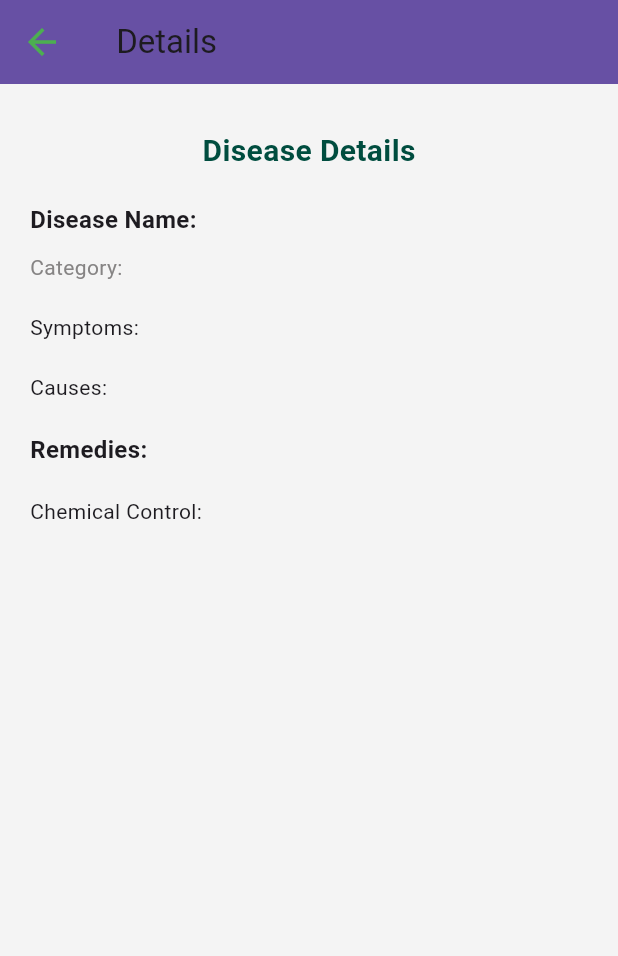
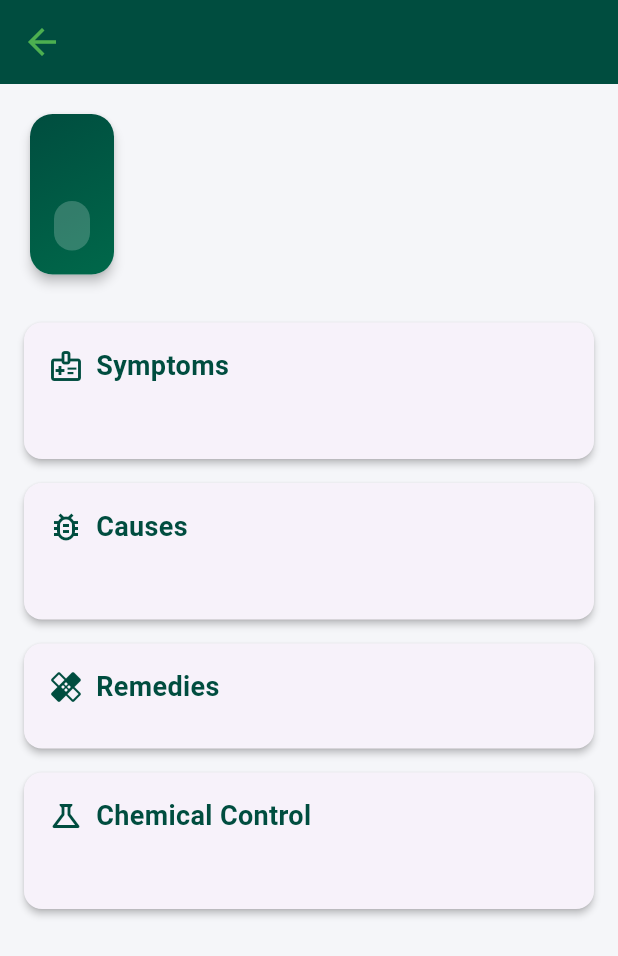
Before and after one commit to SIH-CodeFusers/Aigro-App, a Flutter app: the CropDetails screen opened directly with empty values, on a phone screen of 412 x 824 dp. Shown: the top 956 px of the screen. Run offline on Flutter 3.47's test engine with Material 3 defaults, Android fonts, the phone set to English and light mode, and no system bars; our stand-ins replace dotted_border, firebase_core, firebase_storage, flutter_feather_icons, flutter_map, font_awesome_flutter and 10 more; missing offline and left inert: tflite_v2; accounts and stored records are empty.

Commit message:
updated Crop details page

```diff
--- a/lib/pages/crop_details.dart
+++ b/lib/pages/crop_details.dart
@@ -17,7 +17,7 @@ class CropDetails extends StatefulWidget {
 }
 
 class _CropDetailsState extends State<CropDetails> {
-  String userLang = "en"; // Default language
+  String userLang = "en";
   late Map<String, dynamic> diseaseDetails;
   final languageBox = Hive.box("Language_db");
   LanguageDB ldb = LanguageDB();
@@ -25,7 +25,6 @@ class _CropDetailsState extends State<CropDetails> {
   @override
   void initState() {
     super.initState();
-
     if (languageBox.get("LANG") == null) {
       ldb.createLang();
       userLang = ldb.language;
@@ -34,20 +33,16 @@ class _CropDetailsState extends State<CropDetails> {
       userLang = ldb.language;
     }
     diseaseDetails = widget.disease;
-
-
     if (userLang != "en") {
       translateDiseaseDetails(diseaseDetails);
     }
   }
 
-  // Function to translate the disease details
   Future<void> translateDiseaseDetails(Map<String, dynamic> disease) async {
     String targetLanguage = userLang;
     String apiKey = GCP_API_KEY;
 
     try {
-      // Translate disease name, category, symptoms, causes, and remedies
       String translatedDiseaseName = await translateText(disease['diseaseName'], targetLanguage, apiKey);
       String translatedCategory = await translateText(disease['category'], targetLanguage, apiKey);
       String translatedSymptoms = await translateText(disease['symptoms'], targetLanguage, apiKey);
@@ -60,7 +55,6 @@ class _CropDetailsState extends State<CropDetails> {
       }
 
       setState(() {
-
         disease['diseaseName'] = translatedDiseaseName;
         disease['category'] = translatedCategory;
         disease['symptoms'] = translatedSymptoms;
@@ -73,71 +67,149 @@ class _CropDetailsState extends State<CropDetails> {
     }
   }
 
+  Widget _buildInfoCard({
+    required String title,
+    required String content,
+    IconData? icon,
+    List<String>? bulletPoints,
+  }) {
+    return Card(
+      elevation: 2,
+      margin: const EdgeInsets.symmetric(vertical: 8),
+      shape: RoundedRectangleBorder(borderRadius: BorderRadius.circular(12)),
+      child: Padding(
+        padding: const EdgeInsets.all(16),
+        child: Column(
+          crossAxisAlignment: CrossAxisAlignment.start,
+          children: [
+            Row(
+              children: [
+                if (icon != null) ...[
+                  Icon(icon, color: const Color(0xFF004D3F), size: 24),
+                  const SizedBox(width: 8),
+                ],
+                Text(
+                  title,
+                  style: const TextStyle(
+                    fontSize: 18,
+                    fontWeight: FontWeight.bold,
+                    color: Color(0xFF004D3F),
+                  ),
+                ),
+              ],
+            ),
+            const SizedBox(height: 12),
+            if (bulletPoints != null)
+              ...bulletPoints.map((point) => Padding(
+                    padding: const EdgeInsets.only(bottom: 8),
+                    child: Row(
+                      crossAxisAlignment: CrossAxisAlignment.start,
+                      children: [
+                        const Text("• ", style: TextStyle(fontSize: 16, color: Color(0xFF004D3F))),
+                        Expanded(
+                          child: Text(
+                            point,
+                            style: const TextStyle(fontSize: 15, height: 1.4),
+                          ),
+                        ),
+                      ],
+                    ),
+                  ))
+            else
+              Text(
+                content,
+                style: const TextStyle(fontSize: 15, height: 1.4),
+              ),
+          ],
+        ),
+      ),
+    );
+  }
+
   @override
   Widget build(BuildContext context) {
     return Scaffold(
-      backgroundColor: context.theme.canvasColor,
+      backgroundColor: const Color(0xFFF5F6F9),
       appBar: AppBar(
-        title: Text("${diseaseDetails["diseaseName"]} Details"),
-        backgroundColor: context.theme.primaryColor,
+        elevation: 0,
+        title: Text(
+          diseaseDetails["diseaseName"],
+          style: const TextStyle(fontWeight: FontWeight.bold),
+        ),
+        backgroundColor: const Color(0xFF004D3F),
       ),
       body: SafeArea(
         child: SingleChildScrollView(
-          padding: const EdgeInsets.symmetric(vertical: 10, horizontal: 20),
+          padding: const EdgeInsets.all(16),
           child: Column(
             crossAxisAlignment: CrossAxisAlignment.start,
             children: [
-              const SizedBox(height: 20),
-              Text(
-                "Disease Details",
-                style: TextStyle(
-                  fontSize: 20,
-                  fontWeight: FontWeight.bold,
-                  color: const Color(0xFF004D3F),
+              Card(
+                elevation: 3,
+                shape: RoundedRectangleBorder(borderRadius: BorderRadius.circular(15)),
+                child: Container(
+                  padding: const EdgeInsets.all(16),
+                  decoration: BoxDecoration(
+                    gradient: const LinearGradient(
+                      colors: [Color(0xFF004D3F), Color(0xFF00684A)],
+                      begin: Alignment.topLeft,
+                      end: Alignment.bottomRight,
+                    ),
+                    borderRadius: BorderRadius.circular(15),
+                  ),
+                  child: Column(
+                    crossAxisAlignment: CrossAxisAlignment.start,
+                    children: [
+                      Text(
+                        diseaseDetails['diseaseName'],
+                        style: const TextStyle(
+                          fontSize: 24,
+                          fontWeight: FontWeight.bold,
+                          color: Colors.white,
+                        ),
+                      ),
+                      const SizedBox(height: 8),
+                      Container(
+                        padding: const EdgeInsets.symmetric(horizontal: 12, vertical: 6),
+                        decoration: BoxDecoration(
+                          color: Colors.white.withOpacity(0.2),
+                          borderRadius: BorderRadius.circular(20),
+                        ),
+                        child: Text(
+                          diseaseDetails['category'],
+                          style: const TextStyle(
+                            color: Colors.white,
+                            fontSize: 14,
+                          ),
+                        ),
+                      ),
+                    ],
+                  ),
                 ),
-              ).centered(),
-              const SizedBox(height: 20),
-
-
-              Text(
-                "Disease Name: ${diseaseDetails['diseaseName']}",
-                style: TextStyle(fontSize: 16, fontWeight: FontWeight.bold),
-              ),
-              const SizedBox(height: 10),
-              Text(
-                "Category: ${diseaseDetails['category']}",
-                style: TextStyle(fontSize: 14, color: context.theme.splashColor),
               ),
               const SizedBox(height: 20),
-
-
-              Text(
-                "Symptoms: ${diseaseDetails['symptoms']}",
-                style: TextStyle(fontSize: 14),
+              _buildInfoCard(
+                title: 'Symptoms',
+                content: diseaseDetails['symptoms'],
+                icon: Icons.medical_information_outlined,
+              ),
+              _buildInfoCard(
+                title: 'Causes',
+                content: diseaseDetails['causes'],
+                icon: Icons.bug_report_outlined,
+              ),
+              _buildInfoCard(
+                title: 'Remedies',
+                content: '',
+                icon: Icons.healing_outlined,
+                bulletPoints: List<String>.from(diseaseDetails['remedies']),
+              ),
+              _buildInfoCard(
+                title: 'Chemical Control',
+                content: diseaseDetails['chemicalControl'],
+                icon: Icons.science_outlined,
               ),
               const SizedBox(height: 20),
-
-
-              Text(
-                "Causes: ${diseaseDetails['causes']}",
-                style: TextStyle(fontSize: 14),
-              ),
-              const SizedBox(height: 20),
-
-
-              Text(
-                "Remedies:",
-                style: TextStyle(fontSize: 16, fontWeight: FontWeight.bold),
-              ),
-              for (var remedy in diseaseDetails['remedies'])
-                Text("• $remedy", style: TextStyle(fontSize: 14)),
-              const SizedBox(height: 20),
-
-
-              Text(
-                "Chemical Control: ${diseaseDetails['chemicalControl']}",
-                style: TextStyle(fontSize: 14),
-              ),
             ],
           ),
         ),
```
Also changed, not shown: 1 other file.
